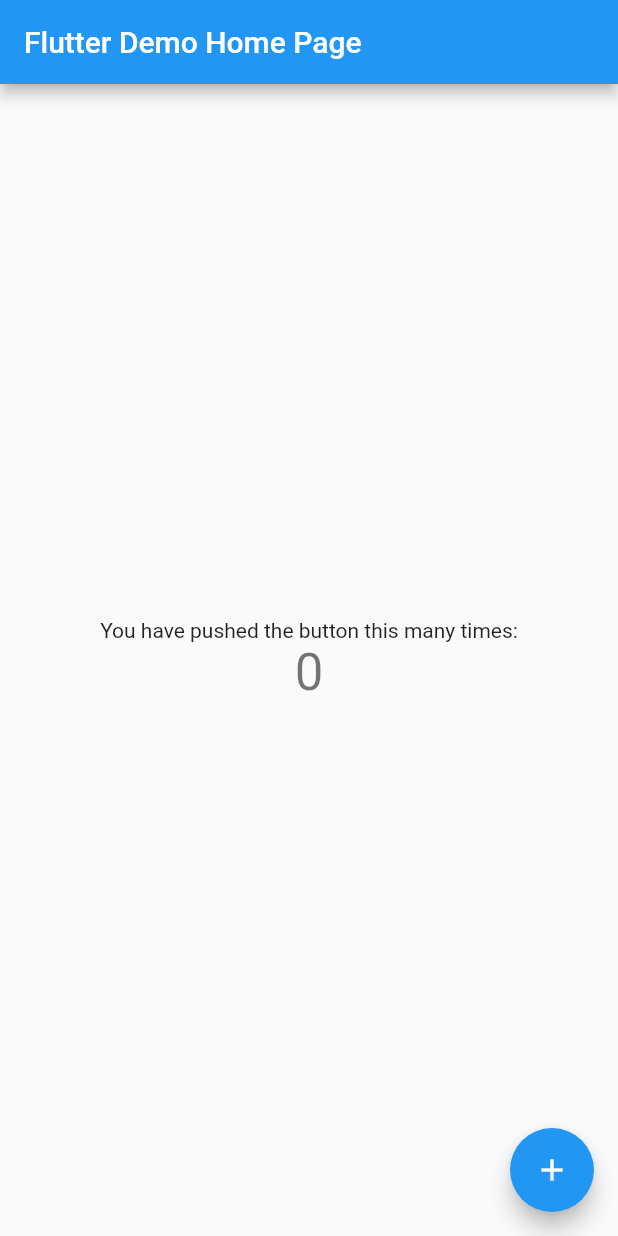
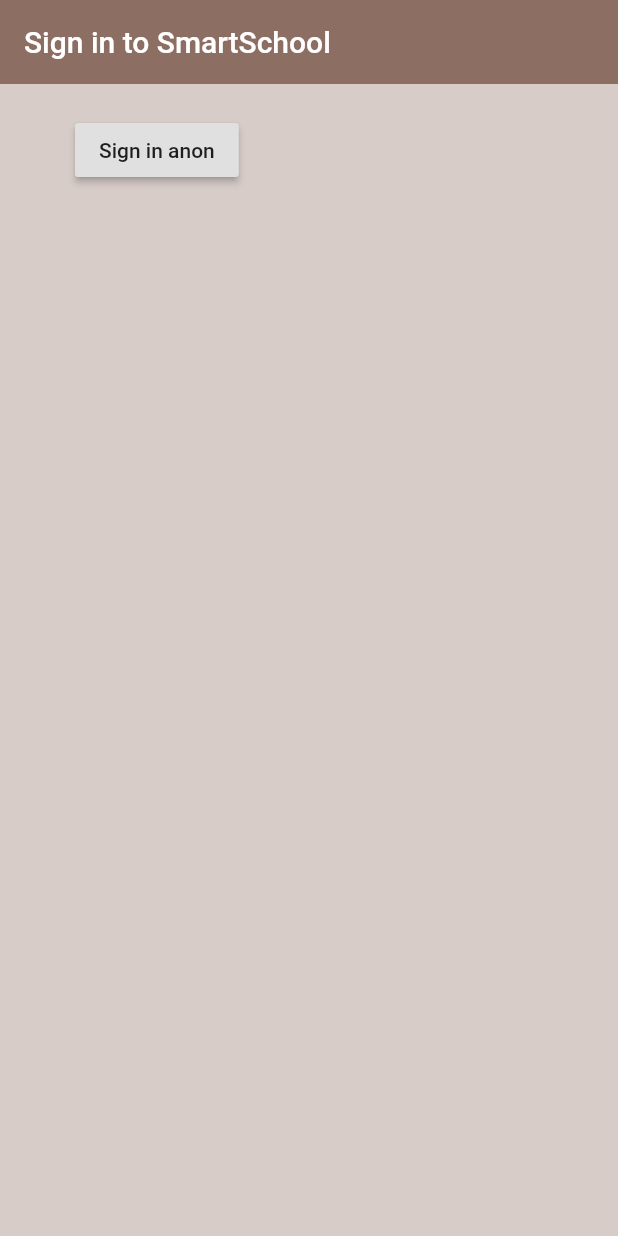
Before and after one commit to MDenis27/SmartSchool, a Flutter app: the screen it shows after launch, on a phone screen of 412 x 824 dp. Run offline on Flutter 3.47's test engine with Material 2 defaults, Android fonts, the phone set to English and light mode, and no system bars; our stand-ins replace firebase_auth; accounts and stored records are empty.

Commit message:
Anonympous sign in

```diff
--- a/smartschool/lib/main.dart
+++ b/smartschool/lib/main.dart
@@ -1,113 +1,20 @@
 import 'package:flutter/material.dart';
+import 'package:provider/provider.dart';
+import 'package:smartschool/models/user.dart';
+import 'package:smartschool/screens/wrapper.dart';
+import 'package:smartschool/services/auth.dart';
 
-void main() {
-  runApp(MyApp());
-}
+void main() => runApp(MyApp());
 
 class MyApp extends StatelessWidget {
   // This widget is the root of your application.
   @override
   Widget build(BuildContext context) {
-    return MaterialApp(
-      title: 'Flutter Demo',
-      theme: ThemeData(
-        // This is the theme of your application.
-        //
-        // Try running your application with "flutter run". You'll see the
-        // application has a blue toolbar. Then, without quitting the app, try
-        // changing the primarySwatch below to Colors.green and then invoke
-        // "hot reload" (press "r" in the console where you ran "flutter run",
-        // or simply save your changes to "hot reload" in a Flutter IDE).
-        // Notice that the counter didn't reset back to zero; the application
-        // is not restarted.
-        primarySwatch: Colors.blue,
+    return StreamProvider<User>.value(
+      value: AuthService().user,
+      child: MaterialApp(
+        home: Wrapper(),
       ),
-      home: MyHomePage(title: 'Flutter Demo Home Page'),
     );
   }
 }
-
-class MyHomePage extends StatefulWidget {
-  MyHomePage({Key key, this.title}) : super(key: key);
-
-  // This widget is the home page of your application. It is stateful, meaning
-  // that it has a State object (defined below) that contains fields that affect
-  // how it looks.
-
-  // This class is the configuration for the state. It holds the values (in this
-  // case the title) provided by the parent (in this case the App widget) and
-  // used by the build method of the State. Fields in a Widget subclass are
-  // always marked "final".
-
-  final String title;
-
-  @override
-  _MyHomePageState createState() => _MyHomePageState();
-}
-
-class _MyHomePageState extends State<MyHomePage> {
-  int _counter = 0;
-
-  void _incrementCounter() {
-    setState(() {
-      // This call to setState tells the Flutter framework that something has
-      // changed in this State, which causes it to rerun the build method below
-      // so that the display can reflect the updated values. If we changed
-      // _counter without calling setState(), then the build method would not be
-      // called again, and so nothing would appear to happen.
-      _counter++;
-    });
-  }
-
-  @override
-  Widget build(BuildContext context) {
-    // This method is rerun every time setState is called, for instance as done
-    // by the _incrementCounter method above.
-    //
-    // The Flutter framework has been optimized to make rerunning build methods
-    // fast, so that you can just rebuild anything that needs updating rather
-    // than having to individually change instances of widgets.
-    return Scaffold(
-      appBar: AppBar(
-        // Here we take the value from the MyHomePage object that was created by
-        // the App.build method, and use it to set our appbar title.
-        title: Text(widget.title),
-      ),
-      body: Center(
-        // Center is a layout widget. It takes a single child and positions it
-        // in the middle of the parent.
-        child: Column(
-          // Column is also a layout widget. It takes a list of children and
-          // arranges them vertically. By default, it sizes itself to fit its
-          // children horizontally, and tries to be as tall as its parent.
-          //
-          // Invoke "debug painting" (press "p" in the console, choose the
-          // "Toggle Debug Paint" action from the Flutter Inspector in Android
-          // Studio, or the "Toggle Debug Paint" command in Visual Studio Code)
-          // to see the wireframe for each widget.
-          //
-          // Column has various properties to control how it sizes itself and
-          // how it positions its children. Here we use mainAxisAlignment to
-          // center the children vertically; the main axis here is the vertical
-          // axis because Columns are vertical (the cross axis would be
-          // horizontal).
-          mainAxisAlignment: MainAxisAlignment.center,
-          children: <Widget>[
-            Text(
-              'You have pushed the button this many times:',
-            ),
-            Text(
-              '$_counter',
-              style: Theme.of(context).textTheme.headline4,
-            ),
-          ],
-        ),
-      ),
-      floatingActionButton: FloatingActionButton(
-        onPressed: _incrementCounter,
-        tooltip: 'Increment',
-        child: Icon(Icons.add),
-      ), // This trailing comma makes auto-formatting nicer for build methods.
-    );
-  }
-}
--- /dev/null
+++ b/smartschool/lib/models/user.dart
@@ -0,0 +1,7 @@
+class User{
+
+  final String uid;
+
+  User({ this.uid});
+
+}
--- /dev/null
+++ b/smartschool/lib/screens/authenticate/authenticate.dart
@@ -0,0 +1,16 @@
+import 'package:flutter/material.dart';
+import 'package:smartschool/screens/authenticate/sign_in.dart';
+
+class Authenticate extends StatefulWidget {
+  @override
+  _AuthenticateState createState() => _AuthenticateState();
+}
+
+class _AuthenticateState extends State<Authenticate> {
+  @override
+  Widget build(BuildContext context) {
+    return Container(
+      child: SignIn(),
+    );
+  }
+}
--- /dev/null
+++ b/smartschool/lib/screens/authenticate/sign_in.dart
@@ -0,0 +1,38 @@
+import 'package:flutter/material.dart';
+import 'package:smartschool/services/auth.dart';
+
+class SignIn extends StatefulWidget {
+  @override
+  _SignInState createState() => _SignInState();
+}
+
+class _SignInState extends State<SignIn> {
+  final AuthService _auth = AuthService();
+
+  @override
+  Widget build(BuildContext context) {
+    return Scaffold(
+      backgroundColor: Colors.brown[100],
+      appBar: AppBar(
+        backgroundColor: Colors.brown[400],
+        elevation: 0.0,
+        title: Text("Sign in to SmartSchool"),
+      ),
+      body: Container(
+        padding: EdgeInsets.symmetric(vertical: 20.0, horizontal: 50.0),
+        child: RaisedButton(
+          child: Text("Sign in anon"),
+          onPressed: () async {
+            dynamic result = await _auth.signInAnon();
+            if (result == null) {
+              print('error signing in');
+            } else {
+              print('signed in');
+              print(result.uid);
+            }
+          },
+        ),
+      ),
+    );
+  }
+}
--- /dev/null
+++ b/smartschool/lib/screens/wrapper.dart
@@ -0,0 +1,21 @@
+import 'package:flutter/material.dart';
+import 'package:provider/provider.dart';
+import 'package:smartschool/home/home.dart';
+import 'package:smartschool/models/user.dart';
+import 'package:smartschool/screens/authenticate/authenticate.dart';
+
+class Wrapper extends StatelessWidget {
+  @override
+  Widget build(BuildContext context) {
+
+    final user = Provider.of<User>(context);
+    print(user);
+
+    // return either Home or Authenticate widget
+    if (user == null) {
+      return Authenticate();
+    } else {
+      return Home();
+    }
+  }
+}
--- a/smartschool/pubspec.yaml
+++ b/smartschool/pubspec.yaml
@@ -26,6 +26,7 @@ dependencies:
   cupertino_icons: ^0.1.3
   firebase_auth: ^0.14.0+5
   cloud_firestore: ^0.12.9+4
+  provider: ^3.1.0
 
 dev_dependencies:
   flutter_test:
```
Also changed, not shown: smartschool/lib/home/home.dart (added, +26 -0 lines), smartschool/lib/services/auth.dart (added, +44 -0 lines), smartschool/pubspec.lock, 2 other files.
